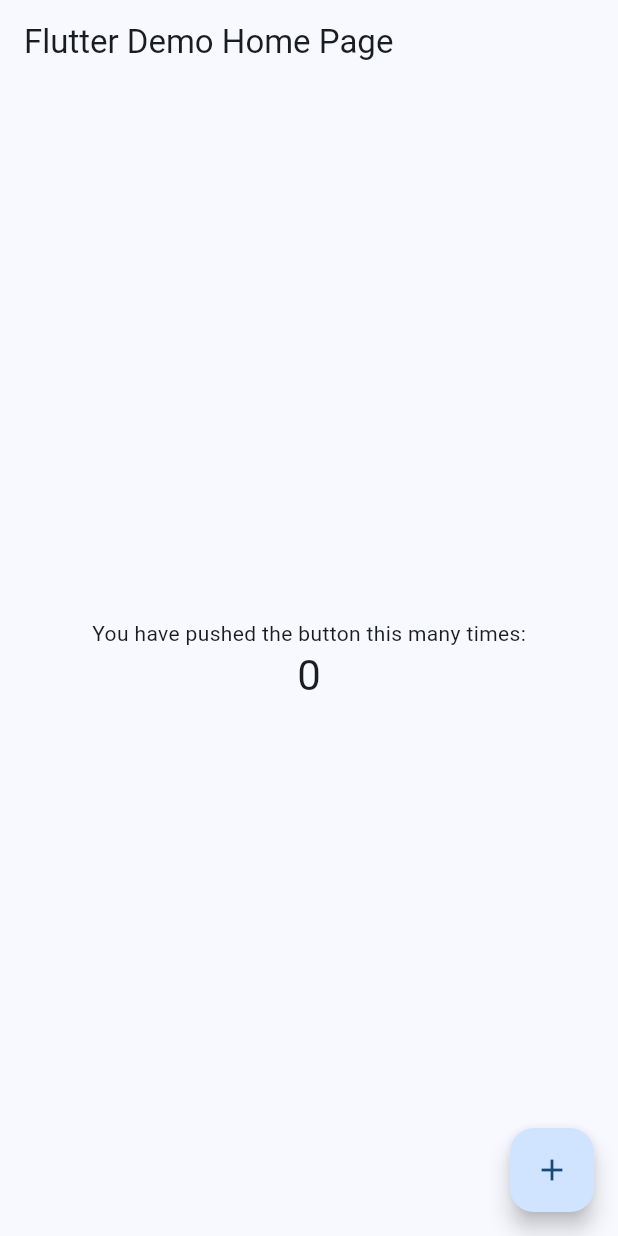
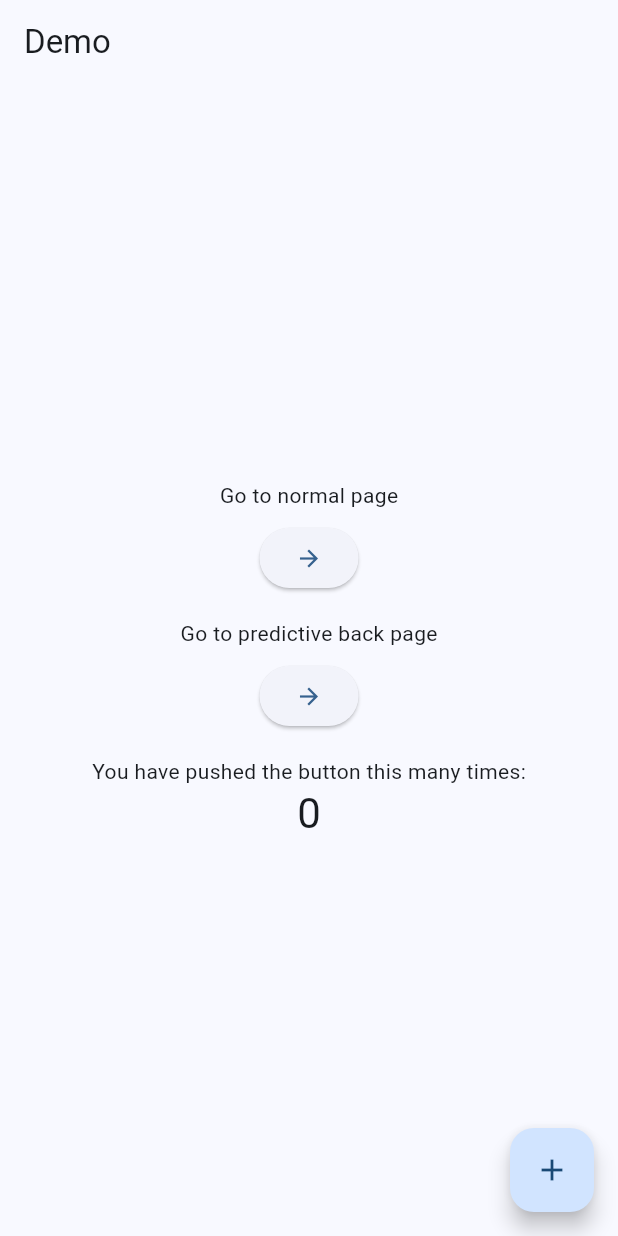
Before and after one commit to rdrgbaioco/dynamic_tools, a Flutter app: the screen it shows after launch, on a phone screen of 412 x 824 dp. Run offline on Flutter 3.47's test engine with Material 3 defaults, Android fonts, the phone set to English and light mode, and no system bars.

Commit message:
Add PredictiveBack

```diff
--- a/analysis_options.yaml
+++ b/analysis_options.yaml
@@ -1,4 +1,4 @@
-include: package:very_good_analysis/analysis_options.4.0.0.yaml
+include: package:very_good_analysis/analysis_options.yaml
 
 # Additional information about this file can be found at
 # https://dart.dev/guides/language/analysis-options
--- a/example/lib/main.dart
+++ b/example/lib/main.dart
@@ -1,4 +1,5 @@
 import 'package:dynamic_tools/dynamic_tools.dart';
+import 'package:flutter/material.dart';
 
 void main() {
   runApp(const MyApp());
@@ -7,13 +8,13 @@ void main() {
 class MyApp extends StatelessWidget {
   const MyApp({super.key});
 
-  // This widget is the root of your application.
   @override
   Widget build(BuildContext context) {
     return MaterialApp(
       title: 'Flutter Demo',
       themeMode: context.isDarkMode ? ThemeMode.dark : ThemeMode.light,
       theme: ThemeData(
+        useMaterial3: true,
         brightness: Brightness.light,
         colorSchemeSeed: Colors.blue,
       ),
@@ -21,21 +22,25 @@ class MyApp extends StatelessWidget {
         brightness: Brightness.dark,
         colorSchemeSeed: Colors.blue,
       ),
-      home: const MyHomePage(title: 'Flutter Demo Home Page'),
+      initialRoute: '/home',
+      routes: <String, WidgetBuilder>{
+        '/home': (context) => const MyHomePage(),
+        '/first': (context) => const FirstPage(),
+        '/second': (context) => const SecondPage(),
+      },
     );
   }
 }
 
 class MyHomePage extends StatefulWidget {
-  const MyHomePage({super.key, required this.title});
-
-  final String title;
+  const MyHomePage({super.key});
 
   @override
   State<MyHomePage> createState() => _MyHomePageState();
 }
 
 class _MyHomePageState extends State<MyHomePage> {
+
   int _counter = 0;
 
   void _incrementCounter() {
@@ -45,15 +50,45 @@ class _MyHomePageState extends State<MyHomePage> {
   }
 
   @override
+  void dispose() {
+    super.dispose();
+    print('dispose');
+  }
+
+  @override
   Widget build(BuildContext context) {
-    return Scaffold(
+    return PredictiveBack(
+      leaveApp: true,
+      child: Scaffold(
         appBar: AppBar(
-        title: Text(widget.title),
+          title: const Text('Demo'),
         ),
         body: Center(
           child: Column(
             mainAxisAlignment: MainAxisAlignment.center,
             children: <Widget>[
+              const Text(
+                'Go to normal page',
+              ),
+              const SizedBox(height: 8),
+              ElevatedButton(
+                onPressed: () {
+                  Navigator.of(context).pushNamed('/first');
+                },
+                child: const Icon(Icons.arrow_forward_outlined),
+              ),
+              const SizedBox(height: 16),
+              const Text(
+                'Go to predictive back page',
+              ),
+              const SizedBox(height: 8),
+              ElevatedButton(
+                onPressed: () {
+                  Navigator.of(context).pushNamed('/second');
+                },
+                child: const Icon(Icons.arrow_forward_outlined),
+              ),
+              const SizedBox(height: 16),
               const Text(
                 'You have pushed the button this many times:',
               ),
@@ -66,9 +101,69 @@ class _MyHomePageState extends State<MyHomePage> {
         ),
         floatingActionButton: FloatingActionButton(
           onPressed: _incrementCounter,
-        tooltip: 'Increment',
+          tooltip: 'Próximo',
           child: const Icon(Icons.add),
+        ),
       ),
     );
   }
 }
+
+class FirstPage extends StatelessWidget {
+  const FirstPage({super.key});
+
+  @override
+  Widget build(BuildContext context) {
+    return Scaffold(
+      appBar: AppBar(
+        title: const Text('First Page'),
+      ),
+      body: Center(
+        child: Column(
+          mainAxisAlignment: MainAxisAlignment.center,
+          children: [
+            const Text('Go Back'),
+            const SizedBox(height: 8),
+            ElevatedButton(
+              onPressed: () {
+                Navigator.of(context).pop();
+              },
+              child: const Icon(Icons.arrow_back_outlined),
+            ),
+          ],
+        ),
+      ),
+    );
+  }
+}
+
+
+class SecondPage extends StatelessWidget {
+  const SecondPage({super.key});
+
+  @override
+  Widget build(BuildContext context) {
+    return PredictiveBack(
+      child: Scaffold(
+        appBar: AppBar(
+          title: const Text('Second Page'),
+        ),
+        body: Center(
+          child: Column(
+            mainAxisAlignment: MainAxisAlignment.center,
+            children: [
+              const Text('Go Back'),
+              const SizedBox(height: 8),
+              ElevatedButton(
+                onPressed: () {
+                  Navigator.of(context).pop();
+                },
+                child: const Icon(Icons.arrow_back_outlined),
+              ),
+            ],
+          ),
+        ),
+      ),
+    );
+  }
+}
--- a/lib/dynamic_tools.dart
+++ b/lib/dynamic_tools.dart
@@ -8,7 +8,7 @@ export 'package:dynamic_tools/sources/components/actions/action_back.dart';
 export 'package:dynamic_tools/sources/components/actions/action_cancel.dart';
 export 'package:dynamic_tools/sources/components/actions/action_pop_exit.dart';
 export 'package:dynamic_tools/sources/extensions/context_extensions.dart';
+export 'package:dynamic_tools/sources/predictive/predictive_back.dart';
 export 'package:dynamic_tools/sources/tools/task/task.dart';
 export 'package:dynamic_tools/sources/tools/task/task_object.dart';
-export 'package:flutter/material.dart';
 export 'package:meta/meta.dart';
--- a/lib/sources/components/actions/action_cancel.dart
+++ b/lib/sources/components/actions/action_cancel.dart
@@ -1,5 +1,6 @@
-import 'package:dynamic_tools/dynamic_tools.dart';
+import 'package:flutter/material.dart';
 
+@Deprecated('Use [PredictiveBack] instead.')
 class ActionCancel extends StatelessWidget {
   const ActionCancel({
     required this.dialog,
@@ -16,7 +17,7 @@ class ActionCancel extends StatelessWidget {
   Widget build(BuildContext context) {
     return WillPopScope(
       onWillPop: () async {
-        context.focusScope?.unfocus();
+        Focus.maybeOf(context)?.unfocus();
         final confirm = await dialog(context);
 
         if (confirm == null) {
--- a/lib/sources/extensions/context_extensions.dart
+++ b/lib/sources/extensions/context_extensions.dart
@@ -1,4 +1,4 @@
-import 'package:dynamic_tools/dynamic_tools.dart';
+import 'package:flutter/material.dart';
 
 extension ContextExtensions on BuildContext {
   /// Returns if the theme is actually in dark mode.
--- /dev/null
+++ b/lib/sources/predictive/predictive_back.dart
@@ -0,0 +1,56 @@
+import 'package:flutter/material.dart';
+import 'package:flutter/services.dart';
+
+class PredictiveBack extends StatelessWidget {
+  const PredictiveBack({
+    required this.child,
+    this.title = 'Deseja cancelar?',
+    this.leaveApp = false,
+    super.key,
+  });
+
+  final String title;
+  final bool leaveApp;
+  final Widget child;
+
+  @override
+  Widget build(BuildContext context) {
+    return PopScope(
+      canPop: false,
+      onPopInvoked: (didPop) async {
+        if (didPop) {
+          return;
+        }
+
+        await showAdaptiveDialog<void>(
+          context: context,
+          builder: (context) {
+            return AlertDialog.adaptive(
+              title: Text(title),
+              actions: [
+                TextButton(
+                  onPressed: () {
+                    Navigator.of(context).pop();
+                  },
+                  child: const Text('Não'),
+                ),
+                TextButton(
+                  onPressed: () {
+                    Navigator.of(context).pop();
+
+                    if (leaveApp) {
+                      SystemNavigator.pop(animated: true);
+                    }
+                    Navigator.of(context).pop();
+                  },
+                  child: const Text('Sim'),
+                ),
+              ],
+            );
+          },
+        );
+      },
+      child: child,
+    );
+  }
+}
--- a/pubspec.yaml
+++ b/pubspec.yaml
@@ -1,7 +1,8 @@
 name: dynamic_tools
 description: Dynamic collection of tools for Flutter development, simplifying usage and some interesting stuff!
-version: 1.0.0+1
+version: 2.0.1
 repository: https://github.com/rdrgbaioco/dynamic_tools
+
 
 environment:
   sdk: '>=3.0.0 <4.0.0'
```
Also changed, not shown: lib/sources/components/actions/action_back.dart (+4 -3 lines), lib/sources/components/actions/action_pop_exit.dart (+5 -2 lines), example/pubspec.lock, pubspec.lock, 2 other files. Lines whose indentation alone changed are shown as unchanged.
